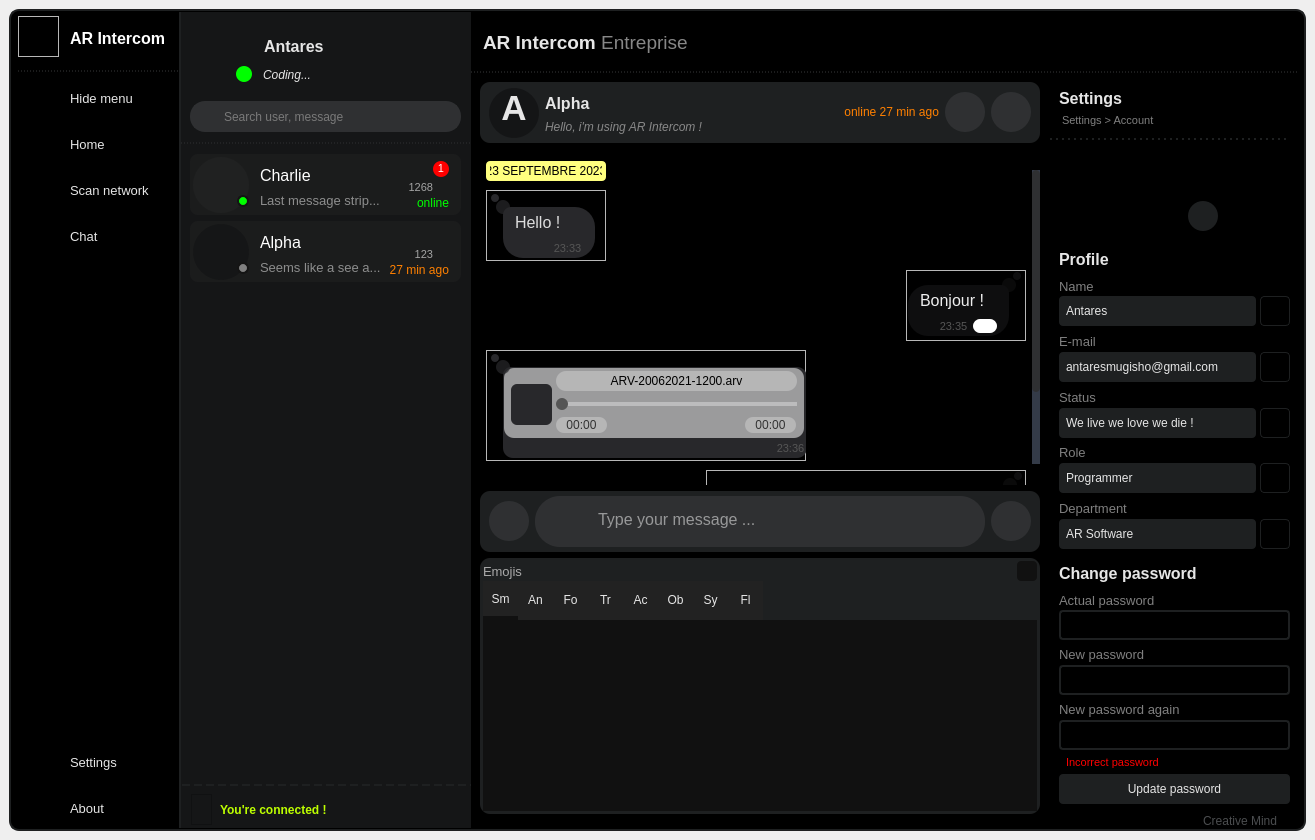
Qt form gui/main_window.ui (AntaresMugisho/AR_Intercom) before a commit.
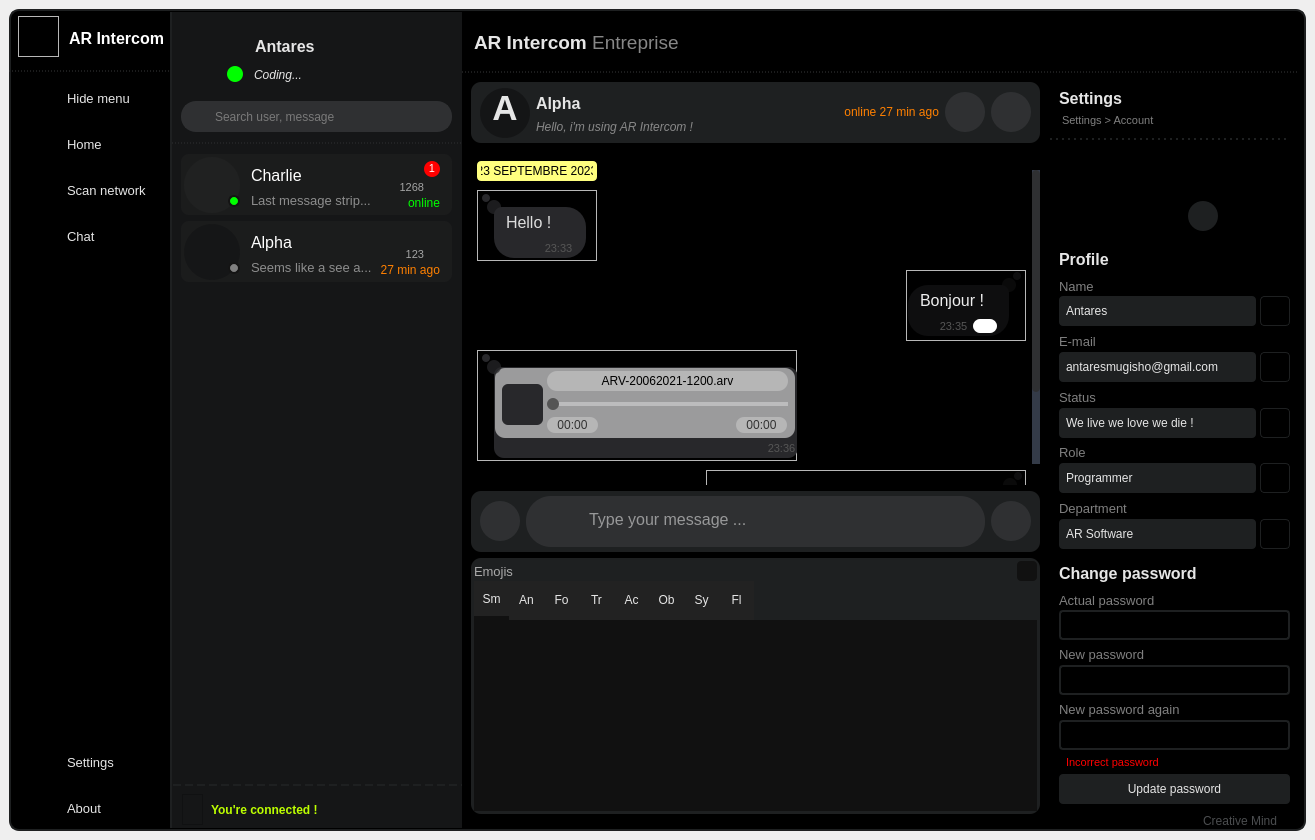
The same form after that commit. Icons and pictures are not drawn.

What changed in the file:
```diff
--- a/gui/main_window.ui
+++ b/gui/main_window.ui
@@ -250,7 +250,7 @@
 
 /* App name near logo top */
 #app_logo_and_name{
-	border-bottom:1px dashed rgb(55, 56, 57);	
+	border-bottom:1px dashed rgb(55, 56, 57);
 }
 #app_name {
 	color:white;
@@ -295,10 +295,9 @@
 }
 
 #left_menu QPushButton{
-
 	text-align:left;
-	padding-left:52px;
-	border: none;
+	padding-left:42px;
+	border-left:16px solid transparent;
 	border-radius: 0px;
 	background-repeat:none;
 	background-position:center left;	
@@ -308,7 +307,7 @@
 	background-color: rgb(21, 22, 23);
 }
 #left_menu QPushButton:pressed {
-	background-color: rgb(172, 229, 0);
+	background-color: rgb(40, 42, 43);
 }
 #left_side_container QWidget{
 	background-color:rgb(21, 22, 23);
@@ -477,10 +476,6 @@
 }
 
 
-#emoji_btn{
-background-color:red;}
-#send_btn{}
-
 
 
 </string>
@@ -489,6 +484,9 @@
        <property name="spacing">
         <number>0</number>
        </property>
+       <property name="leftMargin">
+        <number>0</number>
+       </property>
        <property name="topMargin">
         <number>3</number>
        </property>
@@ -508,7 +506,7 @@
          </property>
          <property name="maximumSize">
           <size>
-           <width>168</width>
+           <width>172</width>
            <height>16777215</height>
           </size>
          </property>
@@ -545,7 +543,7 @@
             <widget class="QFrame" name="top_logo">
              <property name="geometry">
               <rect>
-               <x>0</x>
+               <x>9</x>
                <y>4</y>
                <width>41</width>
                <height>41</height>
@@ -565,7 +563,7 @@
             <widget class="QLabel" name="app_name">
              <property name="geometry">
               <rect>
-               <x>52</x>
+               <x>60</x>
                <y>1</y>
                <width>101</width>
                <height>51</height>
@@ -4619,7 +4617,7 @@
                     <rect>
                      <x>0</x>
                      <y>0</y>
-                     <width>550</width>
+                     <width>559</width>
                      <height>453</height>
                     </rect>
                    </property>
@@ -6348,7 +6346,7 @@
                            <rect>
                             <x>0</x>
                             <y>0</y>
-                            <width>546</width>
+                            <width>555</width>
                             <height>132</height>
                            </rect>
                           </property>
```
